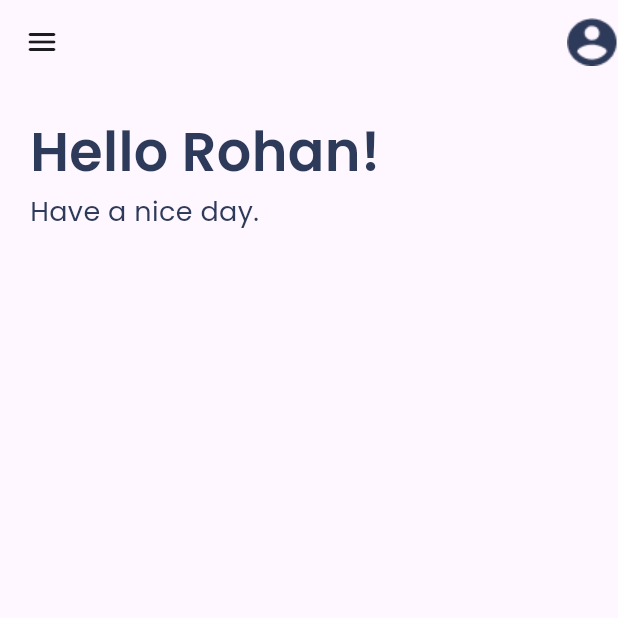
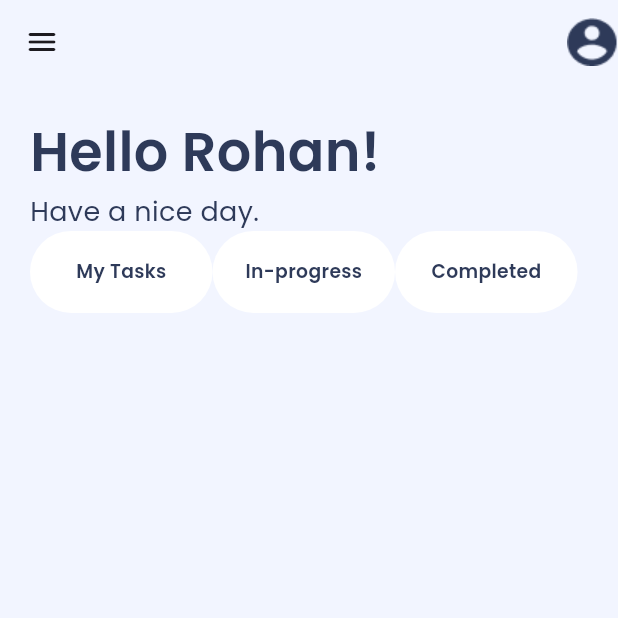
Before and after one commit to emekss/Task_Management_App, a Flutter app: the screen it shows after launch, on a phone screen of 412 x 824 dp, the top half of it. Run offline on Flutter 3.47's test engine with Material 3 defaults, Android fonts, the phone set to English and light mode, and no system bars; our stand-ins replace google_fonts.

Commit message:
navigation tab added

```diff
--- /dev/null
+++ b/lib/components/nav_tab.dart
@@ -0,0 +1,29 @@
+import 'package:flutter/material.dart';
+import 'package:google_fonts/google_fonts.dart';
+
+class NavTab extends StatelessWidget {
+  final String navTitle;
+  const NavTab({super.key, required this.navTitle});
+
+  @override
+  Widget build(BuildContext context) {
+    return Container(
+      height: 54.6,
+      width: 121.68,
+      decoration: BoxDecoration(
+        color: Colors.white,
+        borderRadius: BorderRadius.circular(58.5),
+      ),
+      child: Center(
+        child: Text(
+          navTitle,
+          style: GoogleFonts.poppins(
+            color: const Color.fromARGB(255, 46, 58, 89),
+            fontSize: 12.48,
+            fontWeight: FontWeight.w600,
+          ),
+        ),
+      ),
+    );
+  }
+}
--- a/lib/screens/home.dart
+++ b/lib/screens/home.dart
@@ -1,5 +1,6 @@
 import 'package:flutter/material.dart';
 import 'package:google_fonts/google_fonts.dart';
+import 'package:task_management_app/components/nav_tab.dart';
 
 class HomeScreen extends StatelessWidget {
   const HomeScreen({super.key});
@@ -7,7 +8,9 @@ class HomeScreen extends StatelessWidget {
   @override
   Widget build(BuildContext context) {
     return Scaffold(
+      backgroundColor: const Color.fromARGB(255, 242, 245, 255),
       appBar: AppBar(
+        backgroundColor: Colors.transparent,
         leading: IconButton(
           onPressed: () {},
           icon: const Icon(Icons.menu_rounded),
@@ -36,6 +39,13 @@ class HomeScreen extends StatelessWidget {
                 color: const Color.fromARGB(255, 46, 58, 89),
               ),
             ),
+            const Row(
+              children: [
+                NavTab(navTitle: 'My Tasks'),
+                NavTab(navTitle: 'In-progress'),
+                NavTab(navTitle: 'Completed'),
+              ],
+            )
           ],
         ),
       ),
```
